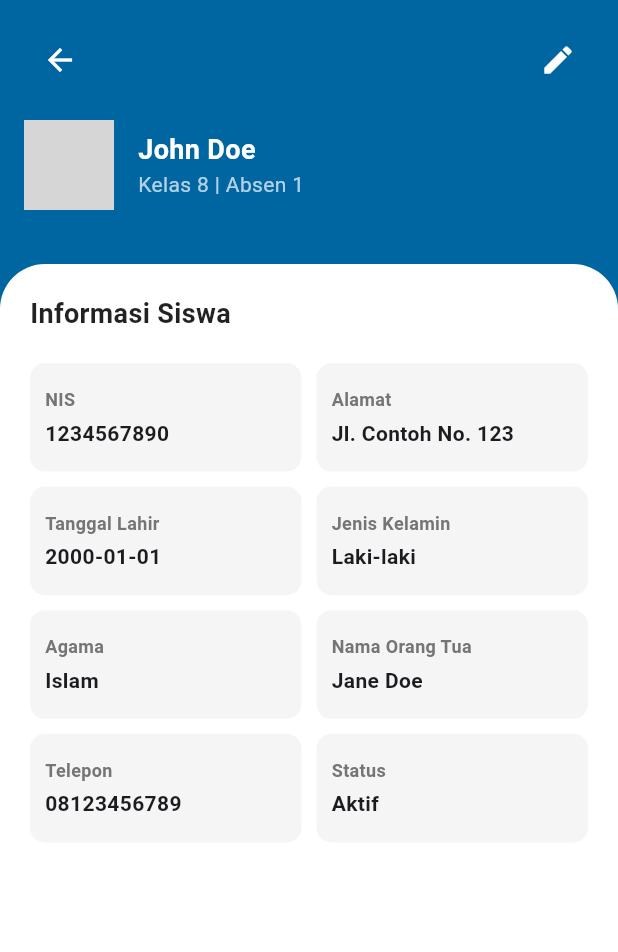
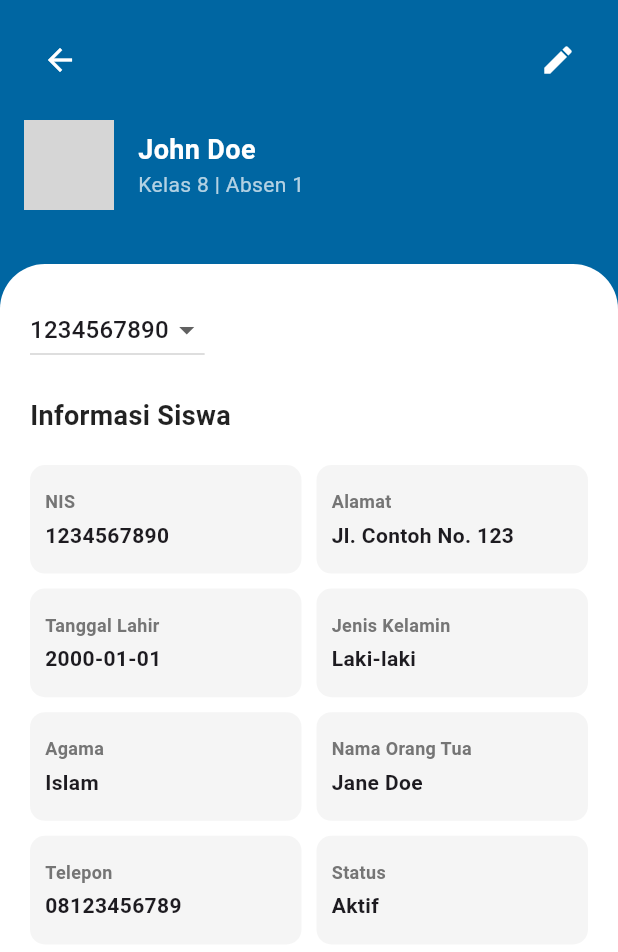
Before and after one commit to Firlans/flutter-app, a Flutter app: the ProfilSiswa screen opened by its route, on a phone screen of 412 x 824 dp. Shown: the top 952 px of the screen. Run offline on Flutter 3.47's test engine with Material 3 defaults, Android fonts, the light colour scheme and no system bars; network calls fail; grey boxes are pictures that could not be loaded.

Commit message:
update ui_client_3

```diff
--- a/lib/profil_siswa.dart
+++ b/lib/profil_siswa.dart
@@ -20,6 +20,39 @@ class _ProfilSiswaState extends State<ProfilSiswa> {
     'kelas': '8',
     'nomor_absen': '1',
   };
+
+  List<Map<String, dynamic>> siswaList = [
+    {
+      'nis': '1234567890',
+      'nama': 'John Doe',
+      'alamat': 'Jl. Contoh No. 123',
+      'tanggal_lahir': '2000-01-01',
+      'jenis_kelamin': 'Laki-laki',
+      'agama': 'Islam',
+      'nama_ortu': 'Jane Doe',
+      'telp': '08123456789',
+      'foto': 'https://example.com/photo.jpg',
+      'status': 'Aktif',
+      'kelas': '8',
+      'nomor_absen': '1',
+    },
+    {
+      'nis': '0987654321',
+      'nama': 'Jane Smith',
+      'alamat': 'Jl. Contoh No. 456',
+      'tanggal_lahir': '2001-02-02',
+      'jenis_kelamin': 'Perempuan',
+      'agama': 'Kristen',
+      'nama_ortu': 'John Smith',
+      'telp': '08234567890',
+      'foto': 'https://example.com/photo2.jpg',
+      'status': 'Aktif',
+      'kelas': '9',
+      'nomor_absen': '2',
+    },
+  ];
+
+  String selectedNIS = '1234567890';
 
   @override
   Widget build(BuildContext context) {
@@ -44,6 +77,8 @@ class _ProfilSiswaState extends State<ProfilSiswa> {
                   child: Column(
                     crossAxisAlignment: CrossAxisAlignment.start,
                     children: [
+                      _buildDropdown(),
+                      SizedBox(height: 20),
                       Text(
                         'Informasi Siswa',
                         style: TextStyle(
@@ -115,6 +150,24 @@ class _ProfilSiswaState extends State<ProfilSiswa> {
           ),
         ],
       ),
+    );
+  }
+
+  Widget _buildDropdown() {
+    return DropdownButton<String>(
+      value: selectedNIS,
+      onChanged: (String? newValue) {
+        setState(() {
+          selectedNIS = newValue!;
+          siswaData = siswaList.firstWhere((siswa) => siswa['nis'] == selectedNIS);
+        });
+      },
+      items: siswaList.map<DropdownMenuItem<String>>((Map<String, dynamic> siswa) {
+        return DropdownMenuItem<String>(
+          value: siswa['nis'],
+          child: Text(siswa['nis']),
+        );
+      }).toList(),
     );
   }
 
@@ -219,3 +272,9 @@ class _ProfilSiswaState extends State<ProfilSiswa> {
     );
   }
 }
+
+void main() {
+  runApp(MaterialApp(
+    home: ProfilSiswa(),
+  ));
+}
```
